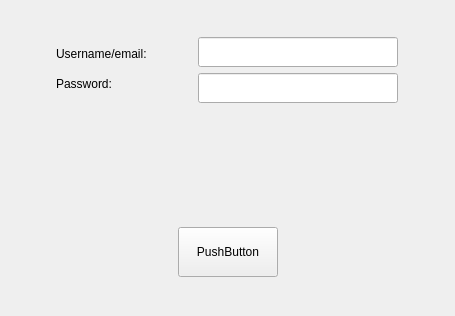
Old version of the form login.ui in the repository PiotrPatelski/SportTicketProject.
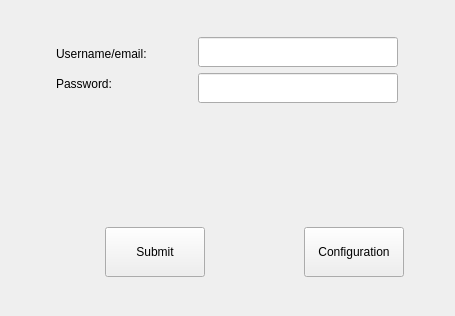
New version of the form.

Commit message: 12.08.2020 Added: - prototype of configlogin.ui with basic scripts. - prototype of config.ui with blank widgets.

What changed in the file:
```diff
--- a/login.ui
+++ b/login.ui
@@ -169,7 +169,7 @@
         </size>
        </property>
        <property name="text">
-        <string>PushButton</string>
+        <string>Submit</string>
        </property>
       </widget>
      </item>
@@ -192,6 +192,41 @@
        </property>
       </spacer>
      </item>
+     <item>
+      <widget class="QPushButton" name="configButton">
+       <property name="sizePolicy">
+        <sizepolicy hsizetype="Fixed" vsizetype="Fixed">
+         <horstretch>0</horstretch>
+         <verstretch>0</verstretch>
+        </sizepolicy>
+       </property>
+       <property name="minimumSize">
+        <size>
+         <width>100</width>
+         <height>50</height>
+        </size>
+       </property>
+       <property name="text">
+        <string>Configuration</string>
+       </property>
+      </widget>
+     </item>
+     <item>
+      <spacer name="horizontalSpacer_5">
+       <property name="orientation">
+        <enum>Qt::Horizontal</enum>
+       </property>
+       <property name="sizeType">
+        <enum>QSizePolicy::Minimum</enum>
+       </property>
+       <property name="sizeHint" stdset="0">
+        <size>
+         <width>40</width>
+         <height>20</height>
+        </size>
+       </property>
+      </spacer>
+     </item>
     </layout>
    </item>
   </layout>
```
The commit also changes 10 other files.
